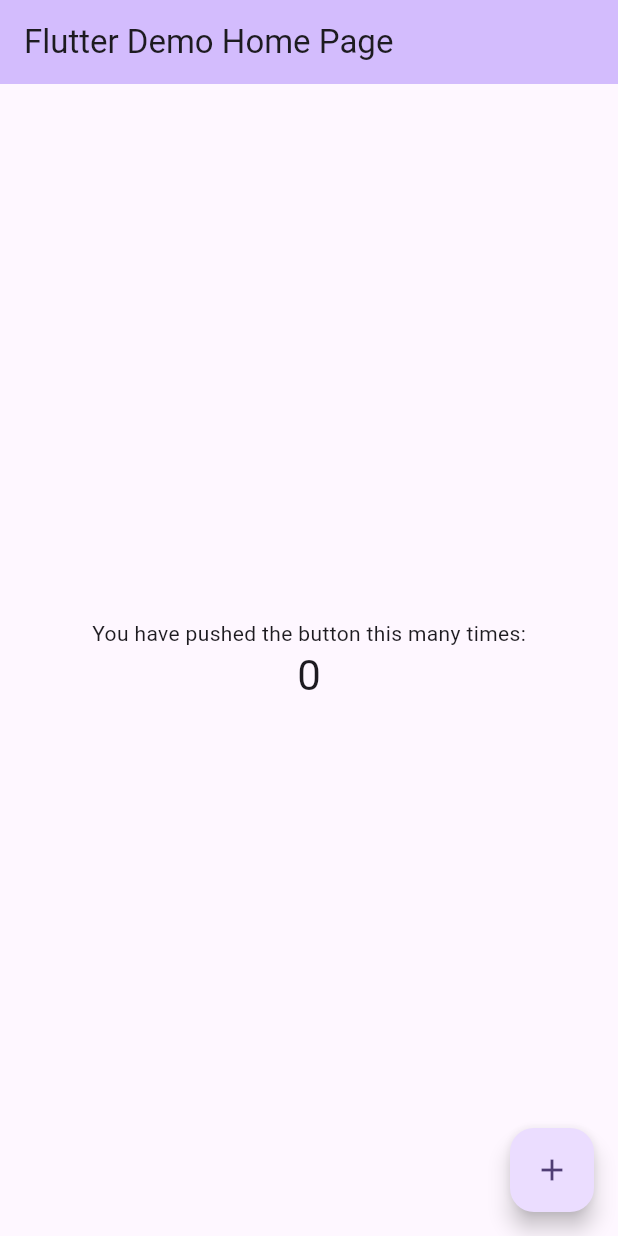
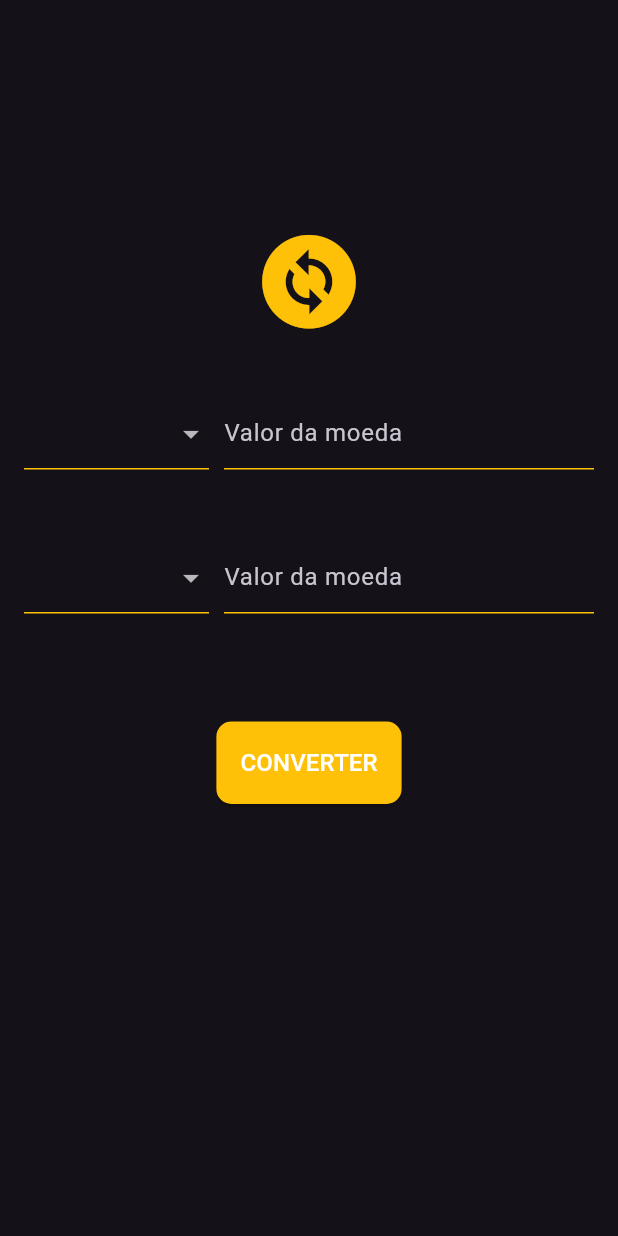
Before and after one commit to SafraPC/CurrencyConverter, a Flutter app: the screen it shows after launch, on a phone screen of 412 x 824 dp. Run offline on Flutter 3.47's test engine with Material 3 defaults, Android fonts, the phone set to English and light mode, and no system bars.

Commit message:
feat: finish layout

```diff
--- /dev/null
+++ b/lib/app/components/currency_input.dart
@@ -0,0 +1,60 @@
+import 'package:flutter/material.dart';
+import 'package:flutter/widgets.dart';
+
+class CurrencyInput extends StatelessWidget {
+  const CurrencyInput({super.key});
+
+  @override
+  Widget build(BuildContext context) {
+    return Row(
+      crossAxisAlignment: CrossAxisAlignment.start,
+      children: [
+        Flexible(
+          flex: 2,
+          child: SizedBox(
+            height: 56,
+            child: DropdownButton(
+              underline: Container(
+                height: 1,
+                color: Colors.amber,
+              ),
+              isExpanded: true,
+              items: const [
+                DropdownMenuItem(
+                  value: 'USD',
+                  child: Text('USD'),
+                ),
+              ],
+              onChanged: (value) {
+                //!not implemented
+              },
+            ),
+          ),
+        ),
+        const SizedBox(
+          width: 10,
+        ),
+        const Flexible(
+          flex: 4,
+          child: TextField(
+            keyboardType: TextInputType.number,
+            decoration: InputDecoration(
+              hintText: "Valor da moeda",
+              border: UnderlineInputBorder(),
+              focusedBorder: UnderlineInputBorder(
+                borderSide: BorderSide(
+                  color: Colors.amber,
+                ),
+              ),
+              enabledBorder: UnderlineInputBorder(
+                borderSide: BorderSide(
+                  color: Colors.amber,
+                ),
+              ),
+            ),
+          ),
+        ),
+      ],
+    );
+  }
+}
--- /dev/null
+++ b/lib/app/utils/json.dart
@@ -0,0 +1,2 @@
+typedef Json = Map<String, dynamic>;
+typedef JsonList = List<Json>;
--- /dev/null
+++ b/lib/app/view/home_view.dart
@@ -0,0 +1,53 @@
+import 'package:currencyconverter/app/components/currency_input.dart';
+import 'package:flutter/material.dart';
+
+class HomeView extends StatefulWidget {
+  const HomeView({super.key});
+
+  @override
+  HomeViewState createState() => HomeViewState();
+}
+
+class HomeViewState extends State<HomeView> {
+  @override
+  Widget build(BuildContext context) {
+    return Padding(
+      padding: const EdgeInsets.only(top: 150, left: 16, right: 16, bottom: 16),
+      child: (Column(
+        children: [
+          const Icon(
+            Icons.change_circle,
+            size: 75,
+            color: Colors.amber,
+          ),
+          const SizedBox(
+            height: 40,
+          ),
+          const CurrencyInput(),
+          const SizedBox(
+            height: 40,
+          ),
+          const CurrencyInput(),
+          const SizedBox(
+            height: 64,
+          ),
+          ElevatedButton(
+              style: ButtonStyle(
+                padding: MaterialStateProperty.all(const EdgeInsets.all(16)),
+                backgroundColor: MaterialStateProperty.all(Colors.amber),
+                shape: MaterialStateProperty.all(
+                  RoundedRectangleBorder(
+                    borderRadius: BorderRadius.circular(10),
+                  ),
+                ),
+              ),
+              child: const Text(
+                "CONVERTER",
+                style: TextStyle(fontSize: 16, color: Colors.white),
+              ),
+              onPressed: () {}),
+        ],
+      )),
+    );
+  }
+}
--- a/lib/main.dart
+++ b/lib/main.dart
@@ -1,125 +1,22 @@
+import 'package:currencyconverter/app/view/home_view.dart';
 import 'package:flutter/material.dart';
 
 void main() {
-  runApp(const MyApp());
+  runApp(const Main());
 }
 
-class MyApp extends StatelessWidget {
-  const MyApp({super.key});
+class Main extends StatelessWidget {
+  const Main({super.key});
 
-  // This widget is the root of your application.
   @override
   Widget build(BuildContext context) {
     return MaterialApp(
-      title: 'Flutter Demo',
-      theme: ThemeData(
-        // This is the theme of your application.
-        //
-        // TRY THIS: Try running your application with "flutter run". You'll see
-        // the application has a purple toolbar. Then, without quitting the app,
-        // try changing the seedColor in the colorScheme below to Colors.green
-        // and then invoke "hot reload" (save your changes or press the "hot
-        // reload" button in a Flutter-supported IDE, or press "r" if you used
-        // the command line to start the app).
-        //
-        // Notice that the counter didn't reset back to zero; the application
-        // state is not lost during the reload. To reset the state, use hot
-        // restart instead.
-        //
-        // This works for code too, not just values: Most code changes can be
-        // tested with just a hot reload.
-        colorScheme: ColorScheme.fromSeed(seedColor: Colors.deepPurple),
-        useMaterial3: true,
+      theme: ThemeData.dark(),
+      home: const Scaffold(
+        body: Center(
+          child: HomeView(),
+        ),
       ),
-      home: const MyHomePage(title: 'Flutter Demo Home Page'),
     );
   }
 }
-
-class MyHomePage extends StatefulWidget {
-  const MyHomePage({super.key, required this.title});
-
-  // This widget is the home page of your application. It is stateful, meaning
-  // that it has a State object (defined below) that contains fields that affect
-  // how it looks.
-
-  // This class is the configuration for the state. It holds the values (in this
-  // case the title) provided by the parent (in this case the App widget) and
-  // used by the build method of the State. Fields in a Widget subclass are
-  // always marked "final".
-
-  final String title;
-
-  @override
-  State<MyHomePage> createState() => _MyHomePageState();
-}
-
-class _MyHomePageState extends State<MyHomePage> {
-  int _counter = 0;
-
-  void _incrementCounter() {
-    setState(() {
-      // This call to setState tells the Flutter framework that something has
-      // changed in this State, which causes it to rerun the build method below
-      // so that the display can reflect the updated values. If we changed
-      // _counter without calling setState(), then the build method would not be
-      // called again, and so nothing would appear to happen.
-      _counter++;
-    });
-  }
-
-  @override
-  Widget build(BuildContext context) {
-    // This method is rerun every time setState is called, for instance as done
-    // by the _incrementCounter method above.
-    //
-    // The Flutter framework has been optimized to make rerunning build methods
-    // fast, so that you can just rebuild anything that needs updating rather
-    // than having to individually change instances of widgets.
-    return Scaffold(
-      appBar: AppBar(
-        // TRY THIS: Try changing the color here to a specific color (to
-        // Colors.amber, perhaps?) and trigger a hot reload to see the AppBar
-        // change color while the other colors stay the same.
-        backgroundColor: Theme.of(context).colorScheme.inversePrimary,
-        // Here we take the value from the MyHomePage object that was created by
-        // the App.build method, and use it to set our appbar title.
-        title: Text(widget.title),
-      ),
-      body: Center(
-        // Center is a layout widget. It takes a single child and positions it
-        // in the middle of the parent.
-        child: Column(
-          // Column is also a layout widget. It takes a list of children and
-          // arranges them vertically. By default, it sizes itself to fit its
-          // children horizontally, and tries to be as tall as its parent.
-          //
-          // Column has various properties to control how it sizes itself and
-          // how it positions its children. Here we use mainAxisAlignment to
-          // center the children vertically; the main axis here is the vertical
-          // axis because Columns are vertical (the cross axis would be
-          // horizontal).
-          //
-          // TRY THIS: Invoke "debug painting" (choose the "Toggle Debug Paint"
-          // action in the IDE, or press "p" in the console), to see the
-          // wireframe for each widget.
-          mainAxisAlignment: MainAxisAlignment.center,
-          children: <Widget>[
-            const Text(
-              'You have pushed the button this many times:',
-            ),
-            Text(
-              '$_counter',
-              style: Theme.of(context).textTheme.headlineMedium,
-            ),
-          ],
-        ),
-      ),
-      floatingActionButton: FloatingActionButton(
-        onPressed: _incrementCounter,
-        tooltip: 'Increment',
-        child: const Icon(Icons.add),
-      ), // This trailing comma makes auto-formatting nicer for build methods.
-    );
-  }
-}
```
Also changed, not shown: assets/mock/currency_table.json (added, +58 -0 lines), lib/app/model/home_model.dart (added, +16 -0 lines), pubspec.yaml (+4 -4 lines), lib/app/controller/home_controller.dart (added).
